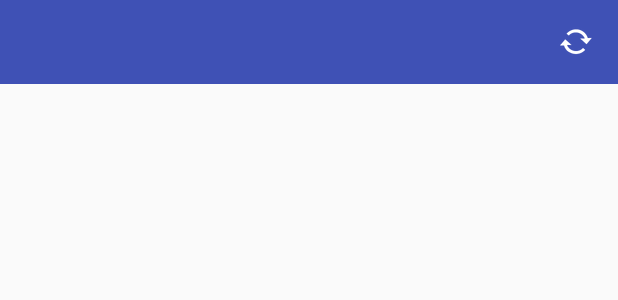
After one commit to AlienCoffee/Pluses-Progress, an Android app: the layout toolbar.xml on its own in the app's theme, with its tools: preview values and no code run, on a phone screen of 412 x 824 dp. The commit adds this screen. Shown: the top 300 px of the screen. Run offline under Robolectric (Android 15) with nearby library versions, the phone set to English and light mode, and no system bars.

Commit message:
interface slightly reworked & custom toolbar added

```diff
--- a/app/src/main/res/layout/frame_layout.xml
+++ b/app/src/main/res/layout/frame_layout.xml
@@ -6,6 +6,11 @@
     android:layout_height="match_parent"
     android:orientation="vertical">
 
+    <include
+        android:id = "@+id/toolbar"
+        layout = "@layout/toolbar">
+    </include>
+
     <FrameLayout
         android:id="@+id/main_frame"
         android:layout_width="match_parent"
--- /dev/null
+++ b/app/src/main/res/layout/toolbar.xml
@@ -0,0 +1,18 @@
+<?xml version="1.0" encoding="utf-8"?>
+<android.support.v7.widget.Toolbar xmlns:android="http://schemas.android.com/apk/res/android"
+    android:layout_width="match_parent"
+    android:layout_height="wrap_content"
+    xmlns:app="http://schemas.android.com/apk/res-auto"
+    android:background="@color/colorPrimary"
+    android:theme="@style/ThemeOverlay.AppCompat.Dark.ActionBar">
+
+    <ImageView
+        android:id="@+id/toolbar_update_button"
+        android:layout_width="wrap_content"
+        android:layout_height="wrap_content"
+        app:srcCompat="@android:drawable/stat_notify_sync"
+        android:layout_gravity="end"
+        android:layout_marginRight="16dp"
+        android:layout_marginEnd="16dp"/>
+
+</android.support.v7.widget.Toolbar>
--- a/app/src/main/res/values/styles.xml
+++ b/app/src/main/res/values/styles.xml
@@ -1,7 +1,7 @@
 <resources>
 
     <!-- Base application theme. -->
-    <style name="AppTheme" parent="Theme.AppCompat.Light.DarkActionBar">
+    <style name="AppTheme" parent="Theme.AppCompat.Light.NoActionBar">
         <!-- Customize your theme here. -->
         <item name="colorPrimary">@color/colorPrimary</item>
         <item name="colorPrimaryDark">@color/colorPrimaryDark</item>
```
Also changed, not shown: app/src/main/java/ru/shemplo/pluses/layout/DiaryMainActivity.java (+16 -1 lines).
